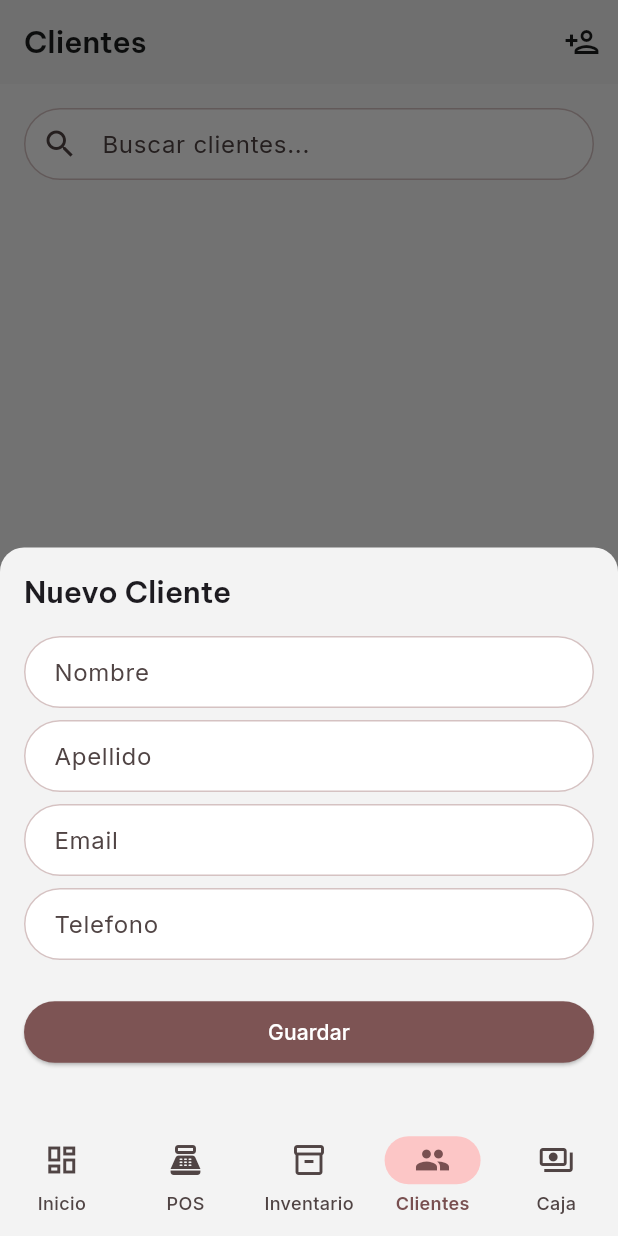
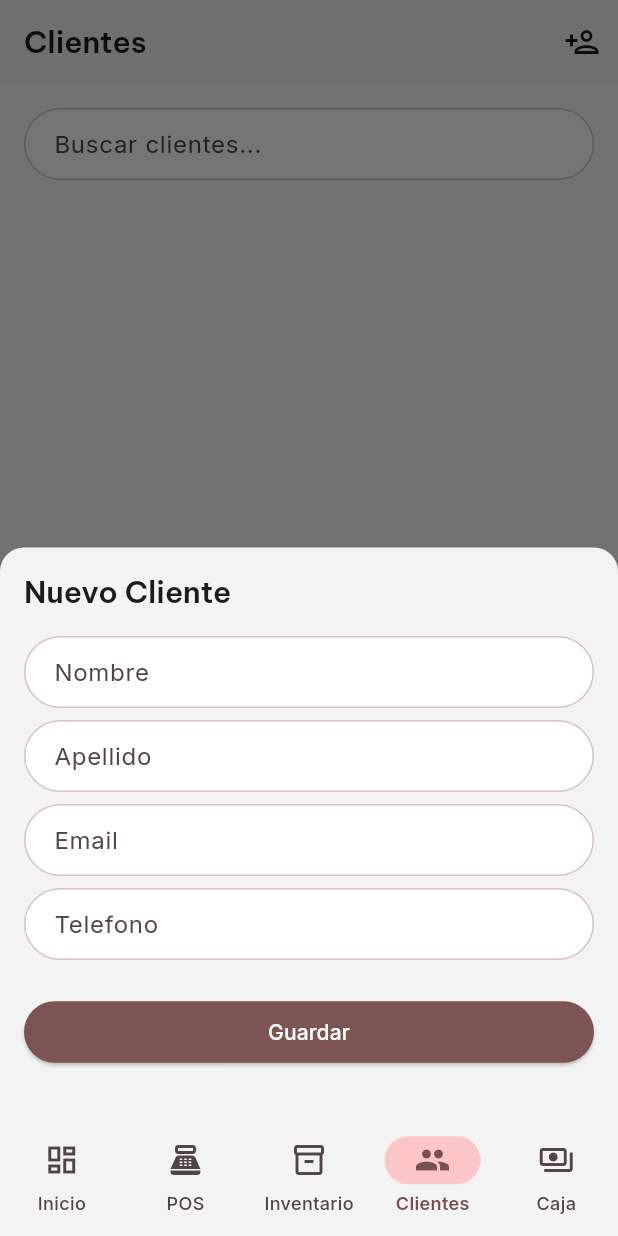
Before and after one commit to edd86/meow_meow_store, a Flutter app: the CustomersPage screen opened by its route, after a tap on the "person add" icon, on a phone screen of 412 x 824 dp. Run offline on Flutter 3.47's test engine with Material 3 defaults, Android fonts, the phone set to English and light mode, and no system bars; our stand-ins replace envied, flutter_riverpod, go_router, google_fonts, supabase_flutter; accounts and stored records are empty; generated files the repository leaves out were written again.

Commit message:
feat(customers): refactor to use global widget components

```diff
--- a/lib/features/customers/presentation/pages/customers_page.dart
+++ b/lib/features/customers/presentation/pages/customers_page.dart
@@ -4,6 +4,7 @@ import 'package:flutter_riverpod/flutter_riverpod.dart';
 import 'package:meow_meow_store/core/extensions/context_x.dart';
 import 'package:meow_meow_store/core/theme/app_colors.dart';
 import 'package:meow_meow_store/core/theme/app_spacing.dart';
+import 'package:meow_meow_store/core/widgets/app_text_field.dart';
 import '../providers/customers_provider.dart';
 import '../widgets/customer_form_dialog.dart';
 
@@ -41,12 +42,9 @@ class _CustomersPageState extends ConsumerState<CustomersPage> {
         children: [
           Padding(
             padding: AppSpacing.pagePadding,
-            child: TextField(
+            child: AppTextField(
+              label: 'Buscar clientes...',
               controller: _searchController,
-              decoration: const InputDecoration(
-                hintText: 'Buscar clientes...',
-                prefixIcon: Icon(Icons.search),
-              ),
               onChanged: (value) {
                 ref.read(customerSearchProvider.notifier).state = value;
               },
--- a/lib/features/customers/presentation/widgets/customer_form_dialog.dart
+++ b/lib/features/customers/presentation/widgets/customer_form_dialog.dart
@@ -1,8 +1,9 @@
 import 'package:flutter/material.dart';
 import 'package:flutter_riverpod/flutter_riverpod.dart';
 
-import 'package:meow_meow_store/core/theme/app_spacing.dart';
 import 'package:meow_meow_store/core/providers/repository_providers.dart';
+import 'package:meow_meow_store/core/widgets/app_form_dialog_scaffold.dart';
+import 'package:meow_meow_store/core/widgets/app_text_field.dart';
 import 'package:meow_meow_store/features/customers/data/models/customer_model.dart';
 import '../providers/customers_provider.dart';
 
@@ -12,7 +13,8 @@ class CustomerFormDialog extends ConsumerStatefulWidget {
   const CustomerFormDialog({super.key, this.customer});
 
   @override
-  ConsumerState<CustomerFormDialog> createState() => _CustomerFormDialogState();
+  ConsumerState<CustomerFormDialog> createState() =>
+      _CustomerFormDialogState();
 }
 
 class _CustomerFormDialogState extends ConsumerState<CustomerFormDialog> {
@@ -25,18 +27,14 @@ class _CustomerFormDialogState extends ConsumerState<CustomerFormDialog> {
   @override
   void initState() {
     super.initState();
-    _firstNameController = TextEditingController(
-      text: widget.customer?.firstName ?? '',
-    );
-    _lastNameController = TextEditingController(
-      text: widget.customer?.lastName ?? '',
-    );
-    _emailController = TextEditingController(
-      text: widget.customer?.email ?? '',
-    );
-    _phoneController = TextEditingController(
-      text: widget.customer?.phone ?? '',
-    );
+    _firstNameController =
+        TextEditingController(text: widget.customer?.firstName ?? '');
+    _lastNameController =
+        TextEditingController(text: widget.customer?.lastName ?? '');
+    _emailController =
+        TextEditingController(text: widget.customer?.email ?? '');
+    _phoneController =
+        TextEditingController(text: widget.customer?.phone ?? '');
   }
 
   @override
@@ -50,63 +48,38 @@ class _CustomerFormDialogState extends ConsumerState<CustomerFormDialog> {
 
   @override
   Widget build(BuildContext context) {
-    return Padding(
-      padding: EdgeInsets.only(
-        bottom: MediaQuery.of(context).viewInsets.bottom,
-      ),
-      child: SingleChildScrollView(
-        padding: AppSpacing.pagePadding,
-        child: Form(
-          key: _formKey,
-          child: Column(
-            mainAxisSize: MainAxisSize.min,
-            crossAxisAlignment: CrossAxisAlignment.start,
+    return AppFormDialogScaffold(
+      title:
+          widget.customer == null ? 'Nuevo Cliente' : 'Editar Cliente',
+      formKey: _formKey,
+      onSave: _saveCustomer,
       children: [
-              Text(
-                widget.customer == null ? 'Nuevo Cliente' : 'Editar Cliente',
-                style: Theme.of(context).textTheme.headlineSmall,
-              ),
-              const SizedBox(height: AppSpacing.md),
-              TextFormField(
+        AppTextField(
+          label: 'Nombre',
           controller: _firstNameController,
-                decoration: const InputDecoration(labelText: 'Nombre'),
           validator: (value) {
-                  if (value == null || value.isEmpty) {
-                    return 'El nombre es requerido';
-                  }
+            if (value == null || value.isEmpty) return 'El nombre es requerido';
             return null;
           },
         ),
-              const SizedBox(height: AppSpacing.sm),
-              TextFormField(
+        const SizedBox(height: 8),
+        AppTextField(
+          label: 'Apellido',
           controller: _lastNameController,
-                decoration: const InputDecoration(labelText: 'Apellido'),
         ),
-              const SizedBox(height: AppSpacing.sm),
-              TextFormField(
+        const SizedBox(height: 8),
+        AppTextField(
+          label: 'Email',
           controller: _emailController,
-                decoration: const InputDecoration(labelText: 'Email'),
           keyboardType: TextInputType.emailAddress,
         ),
-              const SizedBox(height: AppSpacing.sm),
-              TextFormField(
+        const SizedBox(height: 8),
+        AppTextField(
+          label: 'Telefono',
           controller: _phoneController,
-                decoration: const InputDecoration(labelText: 'Telefono'),
           keyboardType: TextInputType.phone,
         ),
-              const SizedBox(height: AppSpacing.lg),
-              SizedBox(
-                width: double.infinity,
-                child: ElevatedButton(
-                  onPressed: _saveCustomer,
-                  child: const Text('Guardar'),
-                ),
-              ),
-              const SizedBox(height: AppSpacing.md),
       ],
-          ),
-        ),
-      ),
     );
   }
 
@@ -117,9 +90,8 @@ class _CustomerFormDialogState extends ConsumerState<CustomerFormDialog> {
     final customer = Customer(
       id: widget.customer?.id ?? '',
       firstName: _firstNameController.text,
-      lastName: _lastNameController.text.isNotEmpty
-          ? _lastNameController.text
-          : null,
+      lastName:
+          _lastNameController.text.isNotEmpty ? _lastNameController.text : null,
       email: _emailController.text.isNotEmpty ? _emailController.text : null,
       phone: _phoneController.text.isNotEmpty ? _phoneController.text : null,
       createdAt: widget.customer?.createdAt ?? DateTime.now(),
```
Lines whose indentation alone changed are shown as unchanged.
